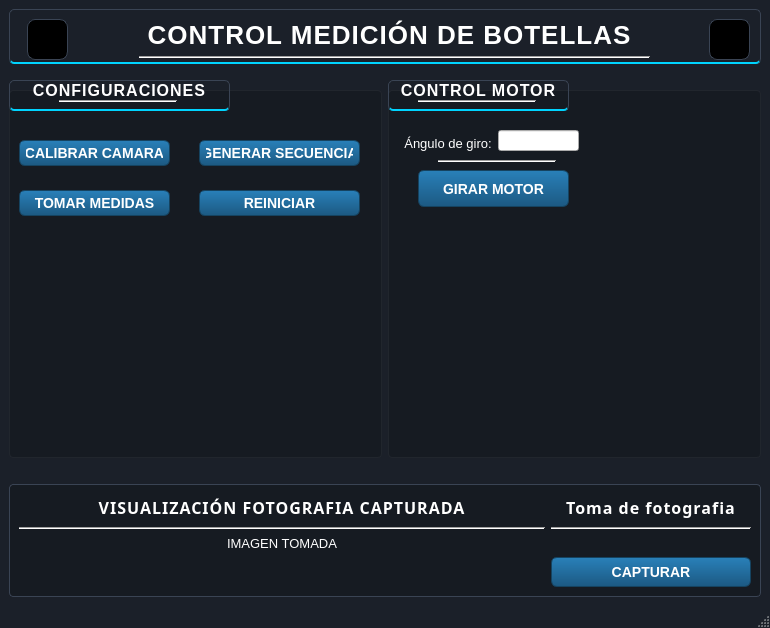
Above: UI/Qt_designer.ui from jhogarciacu/Proyect_lic before the change. Below: the same form after it.
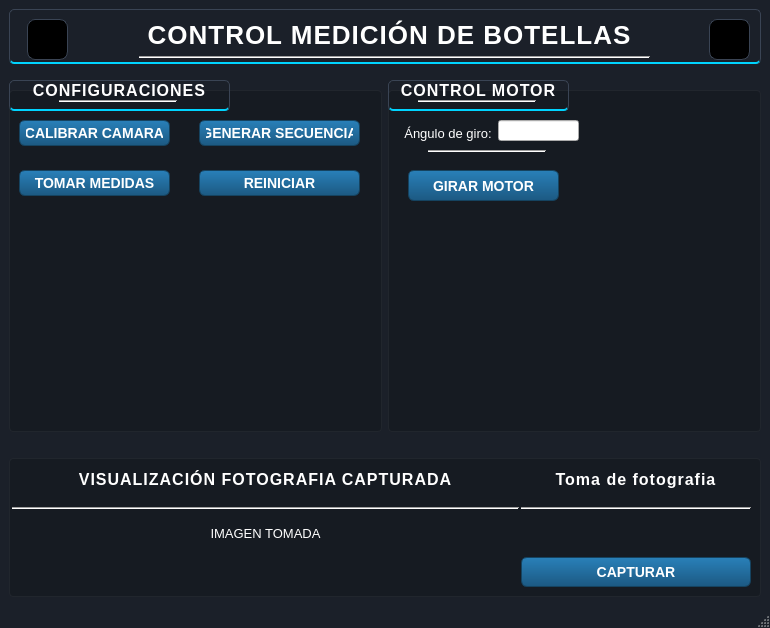
That is the form after the change. Icons and pictures are not drawn.

Commit message: ui end configuration

Patch:
```diff
--- a/UI/Qt_designer.ui
+++ b/UI/Qt_designer.ui
@@ -846,7 +846,7 @@
            <property name="geometry">
             <rect>
              <x>10</x>
-             <y>70</y>
+             <y>50</y>
              <width>151</width>
              <height>26</height>
             </rect>
@@ -859,7 +859,7 @@
            <property name="geometry">
             <rect>
              <x>10</x>
-             <y>120</y>
+             <y>100</y>
              <width>151</width>
              <height>26</height>
             </rect>
@@ -872,11 +872,40 @@
            <property name="geometry">
             <rect>
              <x>190</x>
-             <y>70</y>
+             <y>50</y>
              <width>161</width>
              <height>26</height>
             </rect>
            </property>
+           <property name="styleSheet">
+            <string notr="true">/* ESTADO NORMAL */
+QPushButton {
+    background-color: qlineargradient(x1:0, y1:0, x2:0, y2:1, stop:0 #2980b9, stop:1 #1c5982);
+    border: 1px solid #154360;
+    color: white;
+    border-radius: 6px;
+    font-family: &quot;Segoe UI&quot;, sans-serif;
+    font-size: 14px;
+    font-weight: 700;
+    text-transform: uppercase;
+    padding: 6px;
+}
+
+/* ESTADO AL PASAR EL MOUSE (HOVER) */
+QPushButton:hover {
+    /* Un azul más brillante y un borde cian neón */
+    background-color: qlineargradient(x1:0, y1:0, x2:0, y2:1, stop:0 #3498db, stop:1 #2980b9);
+    border: 1px solid #00d4ff;
+}
+
+/* ESTADO AL HACER CLIC (PRESSED) */
+QPushButton:pressed {
+    /* Color más oscuro y efecto de hundimiento */
+    background-color: #1a3a5e;
+    padding-top: 10px;
+    padding-left: 2px;
+}</string>
+           </property>
            <property name="text">
             <string>GENERAR SECUENCIA</string>
            </property>
@@ -885,7 +914,7 @@
            <property name="geometry">
             <rect>
              <x>190</x>
-             <y>120</y>
+             <y>100</y>
              <width>161</width>
              <height>26</height>
             </rect>
@@ -912,7 +941,7 @@
            <property name="geometry">
             <rect>
              <x>110</x>
-             <y>60</y>
+             <y>50</y>
              <width>81</width>
              <height>21</height>
             </rect>
@@ -924,10 +953,10 @@
            </property>
            <property name="geometry">
             <rect>
-             <x>30</x>
+             <x>20</x>
              <y>100</y>
              <width>151</width>
-             <height>37</height>
+             <height>31</height>
             </rect>
            </property>
            <property name="font">
@@ -969,7 +998,7 @@
            <property name="geometry">
             <rect>
              <x>10</x>
-             <y>50</y>
+             <y>40</y>
              <width>100</width>
              <height>31</height>
             </rect>
@@ -994,7 +1023,7 @@
            <property name="geometry">
             <rect>
              <x>220</x>
-             <y>30</y>
+             <y>10</y>
              <width>141</width>
              <height>141</height>
             </rect>
@@ -1015,8 +1044,8 @@
           <widget class="Line" name="line_giro">
            <property name="geometry">
             <rect>
-             <x>50</x>
-             <y>90</y>
+             <x>40</x>
+             <y>80</y>
              <width>118</width>
              <height>3</height>
             </rect>
@@ -1290,145 +1319,109 @@
     </item>
     <item row="1" column="0">
      <widget class="QGroupBox" name="groupBox_fotografia">
-      <property name="styleSheet">
-       <string notr="true">/* 1. FONDO GENERAL DE LA APLICACIÓN */
-QMainWindow {
-    background-color: #1b2029; /* Gris oscuro azulado industrial */
-}
-
-/* 2. CABECERA (AZUL INDUSTRIAL CON LÍNEA NEÓN) */
-QFrame#frame_title { 
-    background-color: qlineargradient(spread:pad, x1:0, y1:0, x2:0, y2:1, 
-        stop:0 #1a3a5e, 
-        stop:0.4 #0d1e33, 
-        stop:1 #050c14);
-    border-bottom: 3px solid #00d4ff; /* La línea azul viva de la imagen */
-}
-
-/* TÍTULO DE LA CABECERA */
-QLabel#label_titulo_principal {
-    color: #ffffff;
-    font-family: &quot;Segoe UI&quot;, &quot;Arial Black&quot;;
-    font-size: 24px;
-    font-weight: bold;
-    text-transform: uppercase;
-    letter-spacing: 2px;
-    background: transparent;
-}
-
-/* 3. PANELES Y CUADROS (GROUPBOX) */
-QGroupBox {
-    background-color: qlineargradient(spread:pad, x1:0, y1:0, x2:0, y2:1, 
-        stop:0 #2d3644, 
-        stop:1 #1e242d);
-    border: 1px solid #3a4454;
-    border-radius: 4px;
-    margin-top: 20px;
-    font-weight: bold;
-    font-size: 13px;
-    color: #00d4ff; /* Título del GroupBox en azul neón */
-}
-
-QGroupBox::title {
-    subcontrol-origin: margin;
-    left: 10px;
-    padding: 0 5px;
-}
-
-/* 4. LABELS E INDICADORES */
-QLabel {
-    color: #ffffff;
-    font-size: 13px;
-    background: transparent;
-}
-
-/* 5. CAJAS DE ENTRADA (ÁNGULO) */
-QLineEdit {
-    background-color: #ffffff;
-    color: #000000;
-    border: 1px solid #050c14;
-    border-radius: 2px;
-    font-weight: bold;
-    font-size: 14px;
-    padding: 2px;
-}
-
-/* 6. BOTONES GENERALES */
-QPushButton {
-    background-color: qlineargradient(x1:0, y1:0, x2:0, y2:1, stop:0 #4e5968, stop:1 #353d49);
-    color: white;
-    border: 1px solid #1a1e24;
-    border-radius: 4px;
-    padding: 6px;
-    font-weight: bold;
-}
-
-QPushButton:hover {
-    background-color: #5a6675;
-}
-
-/* BOTÓN MOVER MOTOR Y BOTÓN CAPTURAR (AZUL METÁLICO) */
-QPushButton#btn_girar_motor, QPushButton#btn_capturar,QPushButton#btn_calibrar {
-    background-color: qlineargradient(x1:0, y1:0, x2:0, y2:1, stop:0 #2980b9, stop:1 #1c5982);
-    border: 1px solid #154360;
-}
-
-
-
-/* BOTÓN INICIAR (VERDE) */
-QPushButton#btn_iniciar {
-    background-color: qlineargradient(x1:0, y1:0, x2:0, y2:1, stop:0 #5c9e31, stop:1 #3a631f);
-    border: 1px solid #2d4d18;
-}
-
-/* BOTÓN DETENER (ROJO) */
-QPushButton#btn_detener {
-    background-color: qlineargradient(x1:0, y1:0, x2:0, y2:1, stop:0 #cc3333, stop:1 #802020);
-    border: 1px solid #5a1010;
-}
-
-/* 7. TABLA DE DATOS */
-QTableWidget {
-    background-color: #242b35;
-    color: white;
-    gridline-color: #3a4454;
-    border: 1px solid #3a4454;
-    font-size: 13px;
-    alternate-background-color: #1e242d;
-}
-
-QHeaderView::section {
-    background-color: #0d1e33;
-    color: #00d4ff;
-    padding: 4px;
-    border: 1px solid #3a4454;
-    font-weight: bold;
-}
-
-/* 8. VISORES DE IMAGEN (LABELS DE CÁMARA) */
-QLabel#label_visor, QLabel#label_foto {
-    background-color: #000000;
-    border: 2px solid #3a4454;
-    border-radius: 2px;
-}
-
-/* UNIFICACIÓN DE ESTILO PARA SUB-ENCABEZADOS DE FOTOGRAFÍA */
-QLabel#label_capture, 
-QLabel#label_display {
-    color: #ffffff;
-    font-family: &quot;Segoe UI Semibold&quot;, &quot;Segoe UI&quot;, sans-serif;
-    font-size: 16px;
-    font-weight: bold;
-    text-transform: uppercase;
-    letter-spacing: 1px;
-    background: transparent;
-    padding-bottom: 2px;
-}</string>
-      </property>
       <property name="title">
        <string/>
       </property>
       <layout class="QGridLayout" name="gridLayout_2">
+       <property name="leftMargin">
+        <number>2</number>
+       </property>
+       <property name="horizontalSpacing">
+        <number>2</number>
+       </property>
+       <property name="verticalSpacing">
+        <number>16</number>
+       </property>
+       <item row="2" column="0">
+        <widget class="QLabel" name="image_capture">
+         <property name="text">
+          <string>IMAGEN TOMADA</string>
+         </property>
+         <property name="scaledContents">
+          <bool>true</bool>
+         </property>
+         <property name="alignment">
+          <set>Qt::AlignmentFlag::AlignCenter</set>
+         </property>
+        </widget>
+       </item>
+       <item row="0" column="1">
+        <widget class="QLabel" name="label_capture">
+         <property name="maximumSize">
+          <size>
+           <width>16777215</width>
+           <height>500</height>
+          </size>
+         </property>
+         <property name="font">
+          <font>
+           <family>Segoe UI</family>
+           <pointsize>-1</pointsize>
+           <fontweight></fontweight>
+          </font>
+         </property>
+         <property name="text">
+          <string>Toma de fotografia</string>
+         </property>
+         <property name="alignment">
+          <set>Qt::AlignmentFlag::AlignCenter</set>
+         </property>
+        </widget>
+       </item>
+       <item row="2" column="1">
+        <widget class="QLabel" name="image_capture_2">
+         <property name="maximumSize">
+          <size>
+           <width>230</width>
+           <height>240</height>
+          </size>
+         </property>
+         <property name="tabletTracking">
+          <bool>false</bool>
+         </property>
+         <property name="text">
+          <string/>
+         </property>
+         <property name="pixmap">
+          <pixmap>../image construction/camara.jpeg</pixmap>
+         </property>
+         <property name="scaledContents">
+          <bool>true</bool>
+         </property>
+        </widget>
+       </item>
+       <item row="0" column="0">
+        <widget class="QLabel" name="label_display">
+         <property name="font">
+          <font>
+           <family>Segoe UI</family>
+           <pointsize>-1</pointsize>
+           <kerning>true</kerning>
+           <fontweight></fontweight>
+          </font>
+         </property>
+         <property name="text">
+          <string>VISUALIZACIÓN FOTOGRAFIA CAPTURADA</string>
+         </property>
+         <property name="alignment">
+          <set>Qt::AlignmentFlag::AlignCenter</set>
+         </property>
+        </widget>
+       </item>
+       <item row="1" column="1">
+        <widget class="Line" name="line_capture">
+         <property name="orientation">
+          <enum>Qt::Orientation::Horizontal</enum>
+         </property>
+        </widget>
+       </item>
+       <item row="1" column="0">
+        <widget class="Line" name="line_display">
+         <property name="orientation">
+          <enum>Qt::Orientation::Horizontal</enum>
+         </property>
+        </widget>
+       </item>
        <item row="3" column="1">
         <widget class="QPushButton" name="btn_capture">
          <property name="enabled">
@@ -1499,96 +1492,6 @@
          </property>
         </widget>
        </item>
-       <item row="0" column="0">
-        <widget class="QLabel" name="label_display">
-         <property name="font">
-          <font>
-           <family>Segoe UI Semibold</family>
-           <pointsize>-1</pointsize>
-           <bold>true</bold>
-           <kerning>true</kerning>
-          </font>
-         </property>
-         <property name="text">
-          <string>VISUALIZACIÓN FOTOGRAFIA CAPTURADA</string>
-         </property>
-         <property name="alignment">
-          <set>Qt::AlignmentFlag::AlignCenter</set>
-         </property>
-        </widget>
-       </item>
-       <item row="1" column="1">
-        <widget class="Line" name="line_capture">
-         <property name="orientation">
-          <enum>Qt::Orientation::Horizontal</enum>
-         </property>
-        </widget>
-       </item>
-       <item row="0" column="1">
-        <widget class="QLabel" name="label_capture">
-         <property name="maximumSize">
-          <size>
-           <width>16777215</width>
-           <height>500</height>
-          </size>
-         </property>
-         <property name="font">
-          <font>
-           <family>Segoe UI Semibold</family>
-           <pointsize>-1</pointsize>
-           <bold>true</bold>
-          </font>
-         </property>
-         <property name="text">
-          <string>Toma de fotografia</string>
-         </property>
-         <property name="alignment">
-          <set>Qt::AlignmentFlag::AlignCenter</set>
-         </property>
-        </widget>
-       </item>
-       <item row="2" column="1">
-        <widget class="QLabel" name="image_capture_2">
-         <property name="maximumSize">
-          <size>
-           <width>200</width>
-           <height>200</height>
-          </size>
-         </property>
-         <property name="tabletTracking">
-          <bool>false</bool>
-         </property>
-         <property name="text">
-          <string/>
-         </property>
-         <property name="pixmap">
-          <pixmap>../image construction/camara.jpeg</pixmap>
-         </property>
-         <property name="scaledContents">
-          <bool>true</bool>
-         </property>
-        </widget>
-       </item>
-       <item row="1" column="0">
-        <widget class="Line" name="line_display">
-         <property name="orientation">
-          <enum>Qt::Orientation::Horizontal</enum>
-         </property>
-        </widget>
-       </item>
-       <item row="2" column="0">
-        <widget class="QLabel" name="image_capture">
-         <property name="text">
-          <string>IMAGEN TOMADA</string>
-         </property>
-         <property name="scaledContents">
-          <bool>true</bool>
-         </property>
-         <property name="alignment">
-          <set>Qt::AlignmentFlag::AlignCenter</set>
-         </property>
-        </widget>
-       </item>
       </layout>
      </widget>
     </item>
```
Left out of the diff: 8 changed lines with no effect on the pictures. The commit also changes 5 other files.
